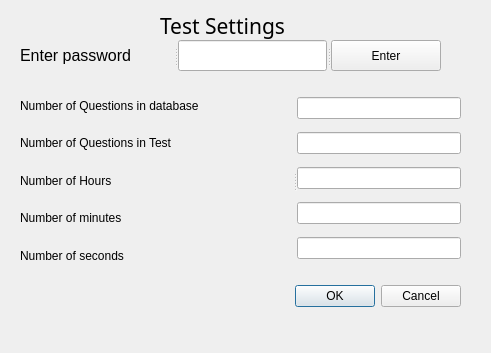
The window that settings.ui (sahilsehgal1995/Quiz_Project) describes before a commit, drawn with Qt 5.
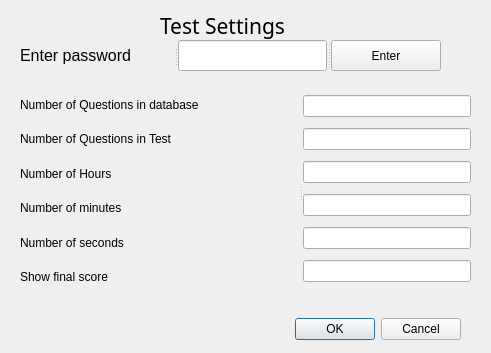
The same window after the commit.

Commit message: Result vissible option added

```diff
--- a/settings.ui
+++ b/settings.ui
@@ -17,7 +17,7 @@
    <property name="geometry">
     <rect>
      <x>120</x>
-     <y>280</y>
+     <y>313</y>
      <width>341</width>
      <height>32</height>
     </rect>
@@ -53,14 +53,14 @@
     <rect>
      <x>20</x>
      <y>90</y>
-     <width>441</width>
-     <height>181</height>
+     <width>451</width>
+     <height>201</height>
     </rect>
    </property>
    <property name="orientation">
     <enum>Qt::Horizontal</enum>
    </property>
-   <widget class="QWidget" name="">
+   <widget class="QWidget" name="layoutWidget">
     <layout class="QVBoxLayout" name="verticalLayout">
      <item>
       <widget class="QLabel" name="no_of_questions">
@@ -97,9 +97,16 @@
        </property>
       </widget>
      </item>
+     <item>
+      <widget class="QLabel" name="showResultLabel">
+       <property name="text">
+        <string>Show final score</string>
+       </property>
+      </widget>
+     </item>
     </layout>
    </widget>
-   <widget class="QWidget" name="">
+   <widget class="QWidget" name="layoutWidget">
     <layout class="QVBoxLayout" name="verticalLayout_2">
      <item>
       <widget class="QLineEdit" name="questions"/>
@@ -116,6 +123,13 @@
      <item>
       <widget class="QLineEdit" name="seconds"/>
      </item>
+     <item>
+      <widget class="QLineEdit" name="ShowResult">
+       <property name="text">
+        <string/>
+       </property>
+      </widget>
+     </item>
     </layout>
    </widget>
   </widget>
```
The commit also changes 5 other files.
